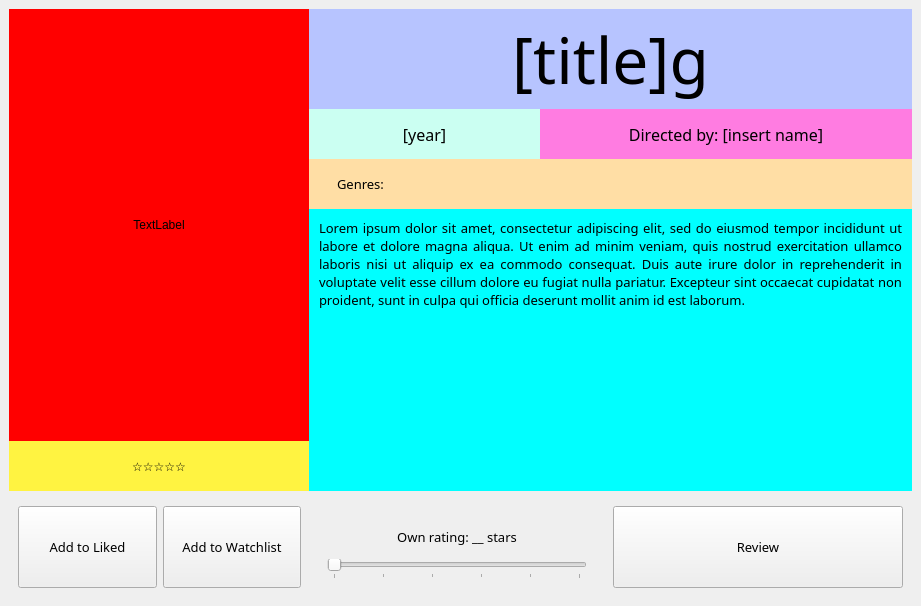
Old version of the form ui/about-title-movie.ui in the repository xbryan25/movie-tvshow-review-app.
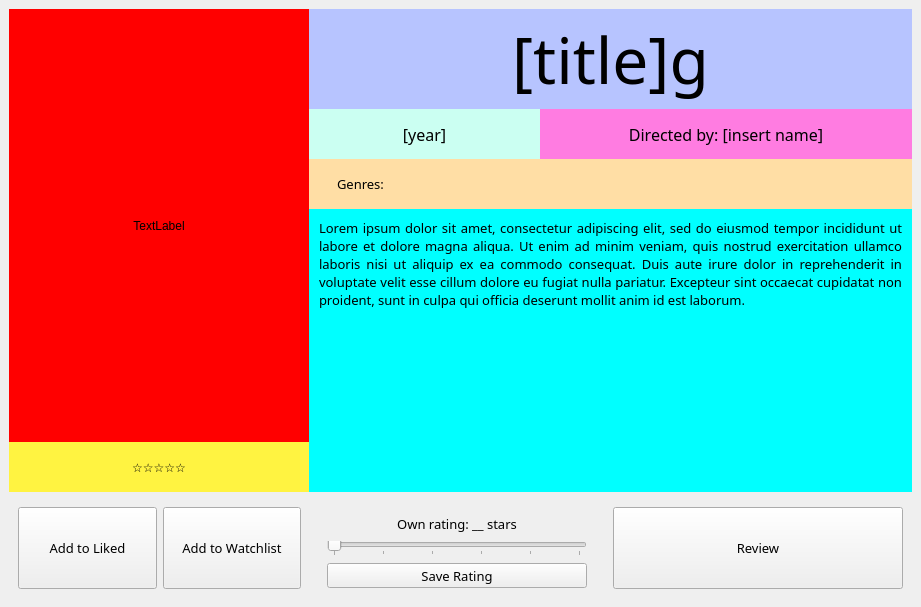
New version of the form.

Commit message: Add save_review button in about_title_movie, connect it to accounts.db, transferred accounts.db to parent directory

Patch:
```diff
--- a/ui/about-title-movie.ui
+++ b/ui/about-title-movie.ui
@@ -7,7 +7,7 @@
     <x>0</x>
     <y>0</y>
     <width>921</width>
-    <height>606</height>
+    <height>607</height>
    </rect>
   </property>
   <property name="windowTitle">
@@ -294,6 +294,12 @@
        </item>
        <item>
         <widget class="QWidget" name="give_rating" native="true">
+         <property name="minimumSize">
+          <size>
+           <width>0</width>
+           <height>90</height>
+          </size>
+         </property>
          <property name="maximumSize">
           <size>
            <width>300</width>
@@ -307,15 +313,21 @@
           <property name="leftMargin">
            <number>20</number>
           </property>
+          <property name="topMargin">
+           <number>0</number>
+          </property>
           <property name="rightMargin">
            <number>20</number>
           </property>
+          <property name="bottomMargin">
+           <number>0</number>
+          </property>
           <item>
            <widget class="QLabel" name="star_label">
             <property name="maximumSize">
              <size>
               <width>16777215</width>
-              <height>50</height>
+              <height>20</height>
              </size>
             </property>
             <property name="font">
@@ -337,12 +349,26 @@
           </item>
           <item>
            <widget class="QSlider" name="star_slider">
+            <property name="minimumSize">
+             <size>
+              <width>0</width>
+              <height>15</height>
+             </size>
+            </property>
             <property name="maximumSize">
              <size>
               <width>16777215</width>
-              <height>16777215</height>
+              <height>15</height>
              </size>
             </property>
+            <property name="font">
+             <font>
+              <family>Oswald</family>
+             </font>
+            </property>
+            <property name="cursor">
+             <cursorShape>PointingHandCursor</cursorShape>
+            </property>
             <property name="maximum">
              <number>10</number>
             </property>
@@ -372,6 +398,34 @@
             </property>
            </widget>
           </item>
+          <item>
+           <widget class="QPushButton" name="save_rating_button">
+            <property name="minimumSize">
+             <size>
+              <width>0</width>
+              <height>25</height>
+             </size>
+            </property>
+            <property name="maximumSize">
+             <size>
+              <width>16777215</width>
+              <height>25</height>
+             </size>
+            </property>
+            <property name="font">
+             <font>
+              <family>Oswald</family>
+              <pointsize>10</pointsize>
+             </font>
+            </property>
+            <property name="cursor">
+             <cursorShape>PointingHandCursor</cursorShape>
+            </property>
+            <property name="text">
+             <string>Save Rating</string>
+            </property>
+           </widget>
+          </item>
          </layout>
         </widget>
        </item>
```
Left out of the diff: 9 changed lines with no effect on the pictures. The commit also changes 10 other files.
